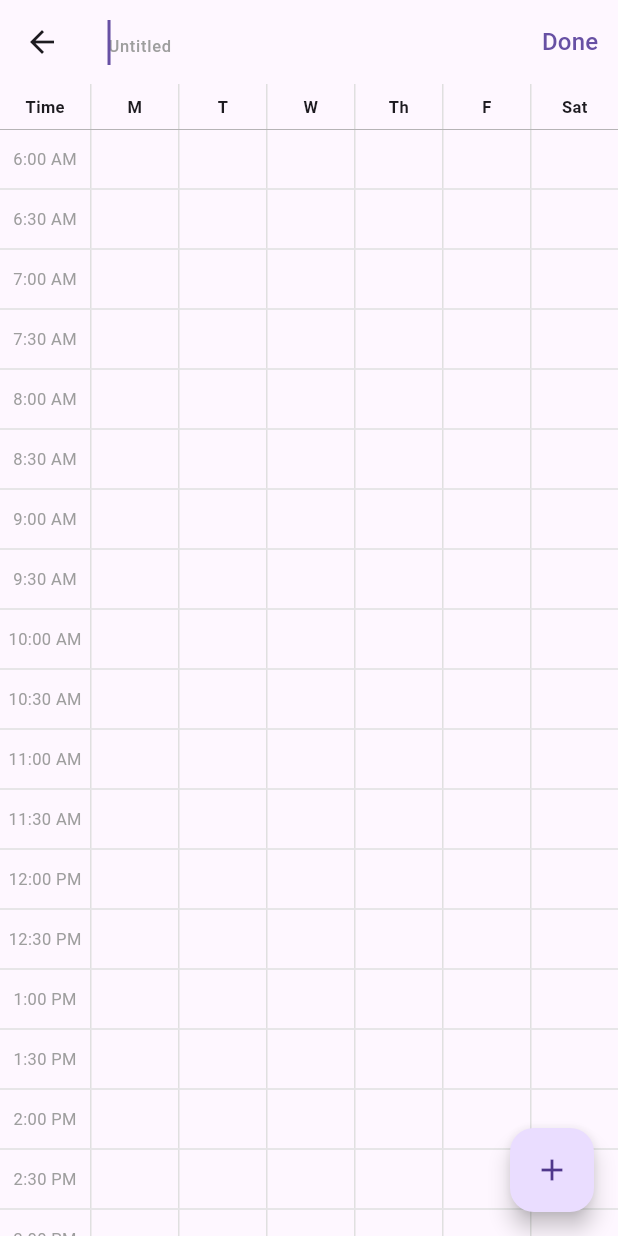
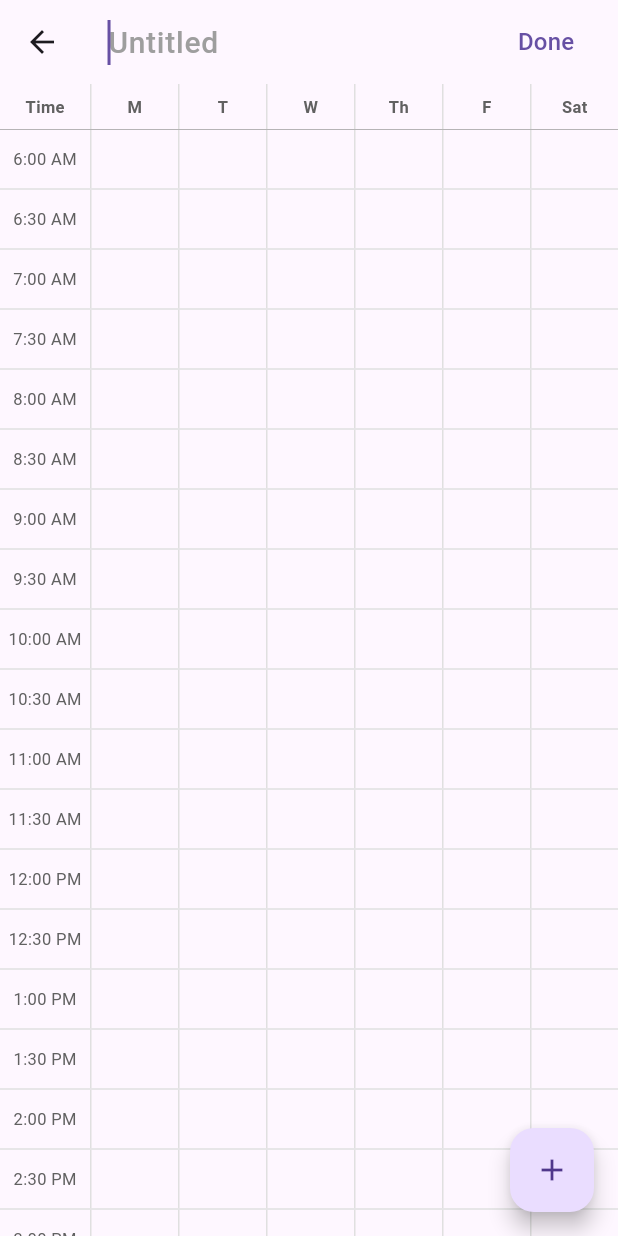
Before and after one commit to shaittoo/PlanIt, a Flutter app: the CreateScheduleScreen screen opened by its route, on a phone screen of 412 x 824 dp. Run offline on Flutter 3.47's test engine with Material 3 defaults, Android fonts, the phone set to English and light mode, and no system bars; our stand-ins replace hive, hive_flutter; accounts and stored records are empty.

Commit message:
resolving conflicts

```diff
--- a/lib/screens/create_schedule_screen.dart
+++ b/lib/screens/create_schedule_screen.dart
@@ -1,8 +1,6 @@
 import 'package:flutter/material.dart';
 import 'package:provider/provider.dart';
-import 'package:uuid/uuid.dart';
 import '../../models/schedule.dart';
-import '../../models/course.dart';
 import '../../services/schedule_service.dart';
 import '../screens/modals/course_modal.dart';
 import 'package:uuid/uuid.dart';
@@ -15,35 +13,39 @@ class CreateScheduleScreen extends StatefulWidget {
   State<CreateScheduleScreen> createState() => _CreateScheduleScreenState();
 }
 
-// Constants outside class
-const List<String> timeSlots = [
-  '06:00', '06:30', '07:00', '07:30', '08:00', '08:30',
-  '09:00', '09:30', '10:00', '10:30', '11:00', '11:30',
-  '12:00', '12:30', '13:00', '13:30', '14:00', '14:30',
-  '15:00', '15:30', '16:00', '16:30', '17:00', '17:30',
-  '18:00'
-];
-const List<String> days = ['M', 'T', 'W', 'Th', 'F', 'Sat'];
-
-const TextStyle headerStyle = TextStyle(
-  fontWeight: FontWeight.bold,
-  fontSize: 11,
-);
-const TextStyle timeTextStyle = TextStyle(
-  color: Colors.grey,
-  fontSize: 11,
-);
-
 class _CreateScheduleScreenState extends State<CreateScheduleScreen> {
   final TextEditingController _titleController = TextEditingController();
   late final String _scheduleId;
+
+  final List<String> timeSlots = [
+    '06:00', '06:30',
+    '07:00', '07:30',
+    '08:00', '08:30',
+    '09:00', '09:30',
+    '10:00', '10:30',
+    '11:00', '11:30',
+    '12:00', '12:30',
+    '13:00', '13:30',
+    '14:00', '14:30',
+    '15:00', '15:30',
+    '16:00', '16:30',
+    '17:00', '17:30',
+    '18:00', '18:30',
+    '19:00', '19:30',
+    '20:00',
+  ];
+
+  final List<String> days = ['M', 'T', 'W', 'Th', 'F', 'Sat'];
 
   @override
   void initState() {
     super.initState();
     _scheduleId = const Uuid().v4();
     WidgetsBinding.instance.addPostFrameCallback((_) {
-      final schedule = Schedule(id: _scheduleId, name: _titleController.text);
+      final schedule = Schedule(
+        id: _scheduleId,
+        name: _titleController.text,
+      );
       Provider.of<ScheduleService>(context, listen: false).addSchedule(schedule);
     });
   }
@@ -54,27 +56,25 @@ class _CreateScheduleScreenState extends State<CreateScheduleScreen> {
     super.dispose();
   }
 
-  String formatTimeDisplay(String time) {
-    final parts = time.split(':');
-    final hour = int.parse(parts[0]);
-    final minute = parts[1];
-    if (hour == 0) return '12:$minute AM';
-    if (hour == 12) return '12:$minute PM';
-    return hour > 12 ? '${hour - 12}:$minute PM' : '$hour:$minute AM';
-  }
-
   @override
   Widget build(BuildContext context) {
     return Scaffold(
       appBar: AppBar(
-        leading: BackButton(onPressed: () => Navigator.of(context).pop()),
+        leading: IconButton(
+          icon: const Icon(Icons.arrow_back),
+          onPressed: () => Navigator.of(context).pop(),
+        ),
         title: TextField(
           controller: _titleController,
           autofocus: true,
           decoration: InputDecoration(
             border: InputBorder.none,
             hintText: 'Untitled',
-            hintStyle: timeTextStyle.copyWith(fontWeight: FontWeight.w500, color: Colors.grey[500]),
+            hintStyle: TextStyle(
+              color: Colors.grey[500],
+              fontSize: 20,
+              fontWeight: FontWeight.w500,
+            ),
           ),
           style: const TextStyle(
             fontSize: 20,
@@ -84,9 +84,20 @@ class _CreateScheduleScreenState extends State<CreateScheduleScreen> {
           onSubmitted: (_) => _saveSchedule(context),
         ),
         actions: [
-          TextButton(
-            onPressed: () => _saveSchedule(context),
-            child: const Text('Done', style: TextStyle(fontSize: 16, fontWeight: FontWeight.w500)),
+          Padding(
+            padding: const EdgeInsets.only(right: 16.0),
+            child: TextButton(
+              onPressed: () {
+                _saveSchedule(context);
+              },
+              child: const Text(
+                'Done',
+                style: TextStyle(
+                  fontSize: 16,
+                  fontWeight: FontWeight.w500,
+                ),
+              ),
+            ),
           ),
         ],
       ),
@@ -94,22 +105,44 @@ class _CreateScheduleScreenState extends State<CreateScheduleScreen> {
         children: [
           Container(
             decoration: const BoxDecoration(
-              border: Border(bottom: BorderSide(color: Colors.grey, width: 0.5)),
+              border: Border(
+                bottom: BorderSide(color: Colors.grey, width: 0.5),
+              ),
             ),
             child: Row(
               children: [
-                const SizedBox(
+                SizedBox(
                   width: 60,
                   height: 30,
-                  child: Center(child: Text('Time', style: headerStyle)),
+                  child: Center(
+                    child: Text(
+                      'Time',
+                      style: TextStyle(
+                        fontWeight: FontWeight.bold,
+                        color: Colors.grey[700],
+                        fontSize: 11,
+                      ),
+                    ),
+                  ),
                 ),
                 ...days.map((day) => Expanded(
                   child: Container(
                     height: 30,
                     decoration: BoxDecoration(
-                      border: Border(left: BorderSide(color: Colors.grey[300]!)),
+                      border: Border(
+                        left: BorderSide(color: Colors.grey[300]!),
+                      ),
                     ),
-                    child: Center(child: Text(day, style: headerStyle)),
+                    child: Center(
+                      child: Text(
+                        day,
+                        style: TextStyle(
+                          fontWeight: FontWeight.bold,
+                          color: Colors.grey[700],
+                          fontSize: 11,
+                        ),
+                      ),
+                    ),
                   ),
                 )),
               ],
@@ -141,41 +174,65 @@ class _CreateScheduleScreenState extends State<CreateScheduleScreen> {
   Widget _buildTimeRow(String time) {
     final timeParts = time.split(':');
     final currentHour = int.parse(timeParts[0]);
-    final currentMinute = int.parse(timeParts[1]);
+    final currentMinute = timeParts.length > 1 ? int.parse(timeParts[1]) : 0;
+
+    String formatTimeDisplay(String time) {
+      final parts = time.split(':');
+      final hour = int.parse(parts[0]);
+      final minute = parts.length > 1 ? parts[1] : '00';
+
+      if (hour == 12) {
+        return '12:$minute PM';
+      } else if (hour > 12) {
+        return '${hour - 12}:$minute PM';
+      } else if (hour == 0) {
+        return '12:$minute AM';
+      } else {
+        return '$hour:$minute AM';
+      }
+    }
 
     return Consumer<ScheduleService>(
-      builder: (context, scheduleService, _) {
+      builder: (context, scheduleService, child) {
         final schedule = scheduleService.schedules.firstWhere(
           (s) => s.id == _scheduleId,
-          orElse: () => Schedule(id: _scheduleId, name: _titleController.text),
+          orElse: () => Schedule(id: _scheduleId, name: _titleController.text)
         );
 
         return Container(
           height: 40,
           decoration: BoxDecoration(
-            border: Border(bottom: BorderSide(color: Colors.grey[300]!)),
+            border: Border(
+              bottom: BorderSide(color: Colors.grey[300]!),
+            ),
           ),
           child: Row(
             children: [
               SizedBox(
                 width: 60,
-                child: Center(child: Text(formatTimeDisplay(time), style: timeTextStyle)),
+                child: Center(
+                  child: Text(
+                    formatTimeDisplay(time),
+                    style: TextStyle(
+                      color: Colors.grey[700],
+                      fontSize: 11,
+                    ),
+                  ),
+                ),
               ),
               ...days.map((day) {
-                final currentTimeInMinutes = currentHour * 60 + currentMinute;
-                Course? course;
-                try {
-                  course = schedule.courses.firstWhere(
-                    (c) => c.weekDays.contains(day) &&
-                           currentTimeInMinutes == (c.startTime.hour * 60 + c.startTime.minute),
-                  );
-                } catch (_) {
-                  course = null;
-                }
+                final coursesAtTime = schedule.courses.where((course) {
+                  final currentTimeInMinutes = (currentHour * 60) + currentMinute;
+                  final courseStartInMinutes = (course.startTime.hour * 60) + course.startTime.minute;
 
-                if (course != null) {
-                  final startMinutes = course.startTime.hour * 60 + course.startTime.minute;
-                  final endMinutes = course.endTime.hour * 60 + course.endTime.minute;
+                  return course.weekDays.contains(day) &&
+                         currentTimeInMinutes == courseStartInMinutes;
+                }).toList();
+
+                if (coursesAtTime.isNotEmpty) {
+                  final course = coursesAtTime.first;
+                  final startMinutes = (course.startTime.hour * 60) + course.startTime.minute;
+                  final endMinutes = (course.endTime.hour * 60) + course.endTime.minute;
                   final durationInMinutes = endMinutes - startMinutes;
                   final heightInBlocks = durationInMinutes / 30;
 
@@ -272,7 +329,6 @@ class _CreateScheduleScreenState extends State<CreateScheduleScreen> {
                   ),
                 );
               }).toList(),
-
             ],
           ),
         );
@@ -280,7 +336,7 @@ class _CreateScheduleScreenState extends State<CreateScheduleScreen> {
     );
   }
 
-  Future<void> _saveSchedule(BuildContext context) async {
+  void _saveSchedule(BuildContext context) async {
     if (_titleController.text.trim().isEmpty) {
       ScaffoldMessenger.of(context).showSnackBar(
         const SnackBar(
@@ -294,7 +350,7 @@ class _CreateScheduleScreenState extends State<CreateScheduleScreen> {
     final scheduleService = Provider.of<ScheduleService>(context, listen: false);
     final schedule = Schedule(
       id: _scheduleId,
-      name: _titleController.text.trim(),
+      name: _titleController.text,
       courses: [],
       createdAt: DateTime.now(),
     );
--- a/lib/services/storage_service.dart
+++ b/lib/services/storage_service.dart
@@ -7,7 +7,7 @@ import 'hive_adapters.dart';
 class StorageService {
   static late Box<Schedule> _scheduleBox;
   static late Box<Course> _courseBox;
-  static late Box _settingsBox;
+  static late Box<String> _settingsBox;
 
   static Future<void> init() async {
     await Hive.initFlutter();
@@ -19,7 +19,7 @@ class StorageService {
 
     _scheduleBox = await Hive.openBox<Schedule>('schedules');
     _courseBox = await Hive.openBox<Course>('courses');
-    _settingsBox = await Hive.openBox('settings');
+    _settingsBox = await Hive.openBox<String>('settings');
   }
 
   static Future<void> saveSchedule(Schedule schedule) async {
@@ -70,4 +70,14 @@ class StorageService {
   static dynamic getData(String key) {
     return _settingsBox.get(key);
   }
+
+  static const String _userNameKey = 'userName';
+
+  static Future<void> saveUserName(String name) async {
+    await _settingsBox.put(_userNameKey, name);
+  }
+
+  static Future<String> getUserName() async {
+    return _settingsBox.get(_userNameKey) ?? 'User';
+  }
 }
```
Also changed, not shown: lib/app/app.dart (deleted, +0 -21 lines), lib/screens/dashboard_screen.dart (+131 -36 lines), 1 other file.
